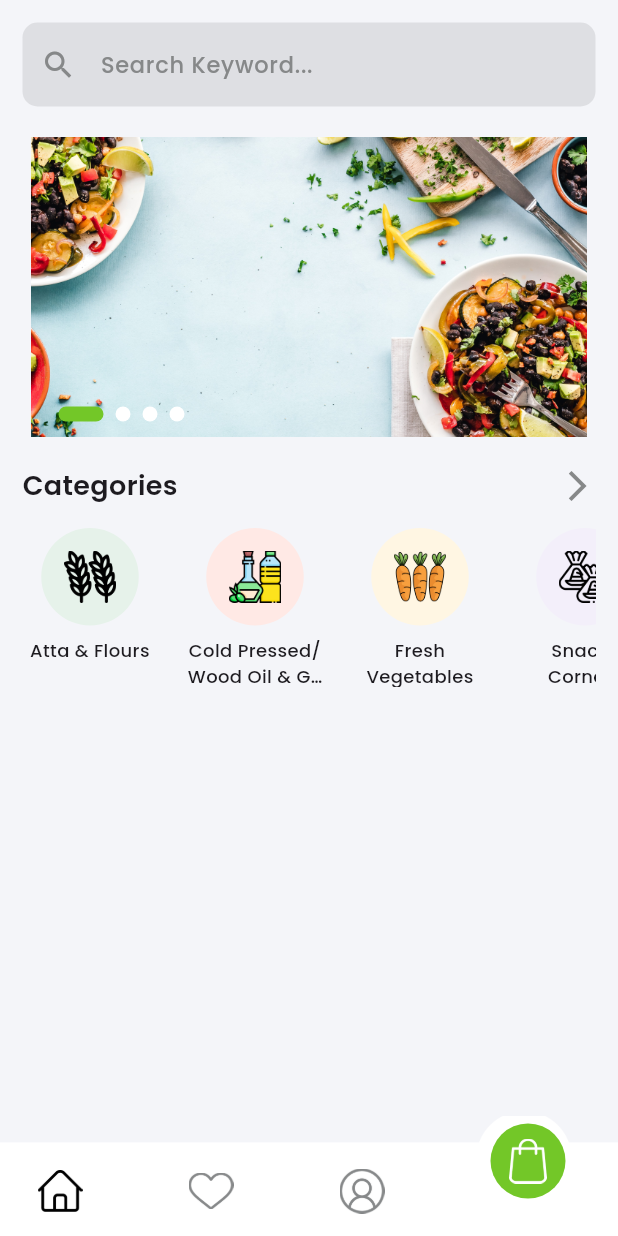
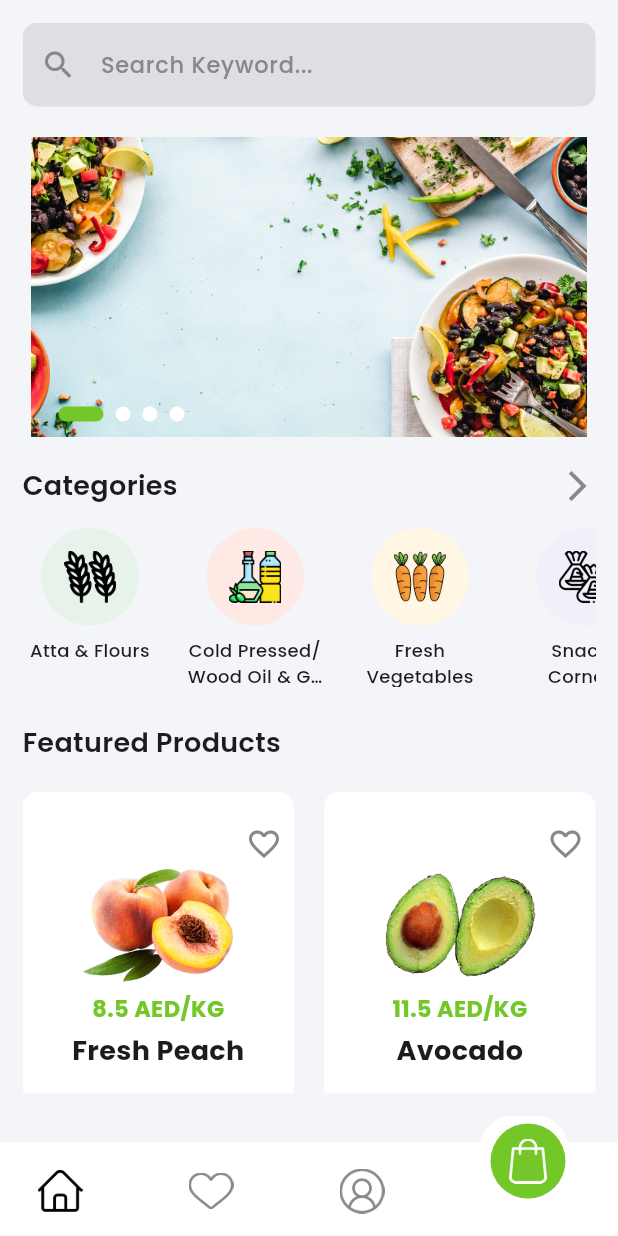
Before and after one commit to Megan-IT-Solution/Niligiris-User-App, a Flutter app: the screen it shows after launch, on a phone screen of 412 x 824 dp. Run offline on Flutter 3.47's test engine with Material 3 defaults, Android fonts, the phone set to English and light mode, and no system bars; drawn by our look-alikes of carousel_slider; our stand-ins replace get, google_fonts, smooth_page_indicator.

Commit message:
Featured Product Portion Functional

```diff
--- /dev/null
+++ b/lib/models/product_model.dart
@@ -0,0 +1,13 @@
+class ProductModel {
+  String productId;
+  String productTitle;
+  String productImage;
+  double price;
+
+  ProductModel({
+    required this.productId,
+    required this.productTitle,
+    required this.productImage,
+    required this.price,
+  });
+}
--- a/lib/screens/custom_navbar/home/home_screen.dart
+++ b/lib/screens/custom_navbar/home/home_screen.dart
@@ -4,6 +4,7 @@ import 'package:nilgiris/constants/app_text_styles.dart';
 import 'package:nilgiris/screens/custom_navbar/home/all_categories_screen.dart';
 import 'package:nilgiris/screens/custom_navbar/home/widgets/banner_widget.dart';
 import 'package:nilgiris/screens/custom_navbar/home/widgets/categories_widget.dart';
+import 'package:nilgiris/screens/custom_navbar/home/widgets/featured_products_widget.dart';
 import 'package:nilgiris/widgets/text_inputs.dart';
 
 import '../../../constants/app_colors.dart';
@@ -23,8 +24,7 @@ class _HomeScreenState extends State<HomeScreen> {
       body: SafeArea(
         child: Padding(
           padding: const EdgeInsets.symmetric(horizontal: 15, vertical: 15),
-          child: Column(
-            crossAxisAlignment: CrossAxisAlignment.start,
+          child: ListView(
             children: [
               SearchTextInput(),
               const SizedBox(height: 20),
@@ -52,6 +52,14 @@ class _HomeScreenState extends State<HomeScreen> {
               ),
               SizedBox(height: 15),
               CategoriesWidget(),
+              SizedBox(height: 20),
+              Text(
+                "Featured Products",
+                style: AppTextStyles.h2.copyWith(fontWeight: FontWeight.w600),
+              ),
+              SizedBox(height: 20),
+
+              FeaturedProductsWidget(),
             ],
           ),
         ),
--- /dev/null
+++ b/lib/screens/custom_navbar/home/widgets/featured_products_widget.dart
@@ -0,0 +1,166 @@
+import 'package:flutter/material.dart';
+
+import '../../../../constants/app_assets.dart';
+import '../../../../constants/app_colors.dart';
+import '../../../../constants/app_text_styles.dart';
+import '../../../../utils/lists.dart';
+
+class FeaturedProductsWidget extends StatefulWidget {
+  const FeaturedProductsWidget({super.key});
+
+  @override
+  State<FeaturedProductsWidget> createState() => _FeaturedProductsWidgetState();
+}
+
+class _FeaturedProductsWidgetState extends State<FeaturedProductsWidget> {
+  Map<int, int> cartQuantities = {};
+
+  bool _isLiked = false;
+  @override
+  Widget build(BuildContext context) {
+    return GridView.builder(
+      shrinkWrap: true,
+      physics: NeverScrollableScrollPhysics(),
+      itemCount: productList.length,
+      gridDelegate: SliverGridDelegateWithFixedCrossAxisCount(
+        crossAxisCount: 2,
+        mainAxisSpacing: 20,
+        crossAxisSpacing: 20,
+        childAspectRatio: 0.7,
+      ),
+      itemBuilder: (_, index) {
+        final product = productList[index];
+        final bool isInCart = cartQuantities.containsKey(index);
+        final int quantity = cartQuantities[index] ?? 0;
+        return Container(
+          decoration: BoxDecoration(
+            color: AppColors.primaryWhite,
+            borderRadius: BorderRadius.circular(10),
+          ),
+          child: Column(
+            mainAxisAlignment: MainAxisAlignment.center,
+            children: [
+              StatefulBuilder(
+                builder: (context, newSetState) {
+                  return Align(
+                    alignment: Alignment.topRight,
+                    child: Padding(
+                      padding: const EdgeInsets.symmetric(
+                        horizontal: 08,
+                        vertical: 02,
+                      ),
+                      child: GestureDetector(
+                        onTap: () {
+                          newSetState(() {
+                            _isLiked = !_isLiked;
+                          });
+                        },
+                        child: Icon(
+                          _isLiked ? Icons.favorite : Icons.favorite_border,
+                          color: _isLiked ? Colors.red : AppColors.lightGrey,
+                        ),
+                      ),
+                    ),
+                  );
+                },
+              ),
+
+              SizedBox(
+                height: 80,
+                width: 150,
+                child: Image.asset(product.productImage, fit: BoxFit.contain),
+              ),
+              SizedBox(height: 05),
+              Text(
+                "${product.price.toStringAsFixed(1)} AED/KG",
+                style: AppTextStyles.h2.copyWith(
+                  color: AppColors.primaryColor,
+                  fontSize: 15,
+                  fontWeight: FontWeight.bold,
+                ),
+              ),
+              SizedBox(height: 5),
+              Text(
+                product.productTitle,
+                style: AppTextStyles.h2.copyWith(fontWeight: FontWeight.bold),
+              ),
+              SizedBox(height: 8),
+              Divider(color: AppColors.lightGrey),
+              Padding(
+                padding: const EdgeInsets.symmetric(
+                  horizontal: 12.0,
+                  vertical: 4,
+                ),
+                child:
+                    isInCart
+                        ? Row(
+                          mainAxisAlignment: MainAxisAlignment.spaceBetween,
+                          children: [
+                            GestureDetector(
+                              onTap: () {
+                                setState(() {
+                                  if (cartQuantities[index]! > 1) {
+                                    cartQuantities[index] =
+                                        cartQuantities[index]! - 1;
+                                  } else {
+                                    cartQuantities.remove(index);
+                                  }
+                                });
+                              },
+
+                              child: Icon(
+                                Icons.remove,
+                                size: 18,
+                                color: AppColors.primaryColor,
+                              ),
+                            ),
+
+                            Text(quantity.toString(), style: AppTextStyles.h1),
+                            GestureDetector(
+                              onTap: () {
+                                setState(() {
+                                  cartQuantities[index] = quantity + 1;
+                                });
+                              },
+
+                              child: Icon(
+                                Icons.add,
+                                size: 18,
+                                color: AppColors.primaryColor,
+                              ),
+                            ),
+                          ],
+                        )
+                        : GestureDetector(
+                          onTap: () {
+                            setState(() {
+                              cartQuantities[index] = 1;
+                            });
+                          },
+                          child: Row(
+                            mainAxisAlignment: MainAxisAlignment.center,
+                            children: [
+                              SizedBox(
+                                height: 20,
+                                width: 20,
+                                child: Image.asset(
+                                  AppAssets.cartIcon,
+                                  color: AppColors.primaryColor,
+                                ),
+                              ),
+                              const SizedBox(width: 8),
+                              Text(
+                                "Add to Cart",
+                                style: AppTextStyles.h1.copyWith(fontSize: 14),
+                              ),
+                            ],
+                          ),
+                        ),
+              ),
+            ],
+          ),
+        );
+      },
+    );
+  }
+}
--- a/lib/utils/lists.dart
+++ b/lib/utils/lists.dart
@@ -1,5 +1,6 @@
 import 'package:flutter/cupertino.dart';
 import 'package:nilgiris/models/category_model.dart';
+import 'package:nilgiris/models/product_model.dart';
 import 'package:nilgiris/screens/custom_navbar/home/home_screen.dart';
 import 'package:nilgiris/screens/custom_navbar/profile/profile_screen.dart';
 import 'package:nilgiris/screens/custom_navbar/wishlist/wishlist_screen.dart';
@@ -108,3 +109,36 @@ List<Color> categoryColors = [
   Color(0xFFFFE9E5),
   Color(0xFFFFF6E3),
 ];
+
+List<Color> productCategoriesColor = [
+  Color(0xFFFFCEC1),
+  Color(0xFFFCFFD9),
+  Color(0xFFFFE6C2),
+  Color(0xFFFEE1ED),
+];
+List<ProductModel> productList = [
+  ProductModel(
+    productId: "1",
+    productTitle: "Fresh Peach",
+    productImage: "assets/images/peach.png",
+    price: 8.5,
+  ),
+  ProductModel(
+    productId: "2",
+    productTitle: "Avocado",
+    productImage: "assets/images/avacodo.png",
+    price: 11.5,
+  ),
+  ProductModel(
+    productId: "3",
+    productTitle: "Pineapple",
+    productImage: "assets/images/pineapple.png",
+    price: 4.5,
+  ),
+  ProductModel(
+    productId: "4",
+    productTitle: "Black Grapes",
+    productImage: "assets/images/graph.png",
+    price: 9.0,
+  ),
+];
```
Also changed, not shown: assets/images/avacodo.png (added), assets/images/graph.png (added), assets/images/peach.png (added), assets/images/pineapple.png (added).
